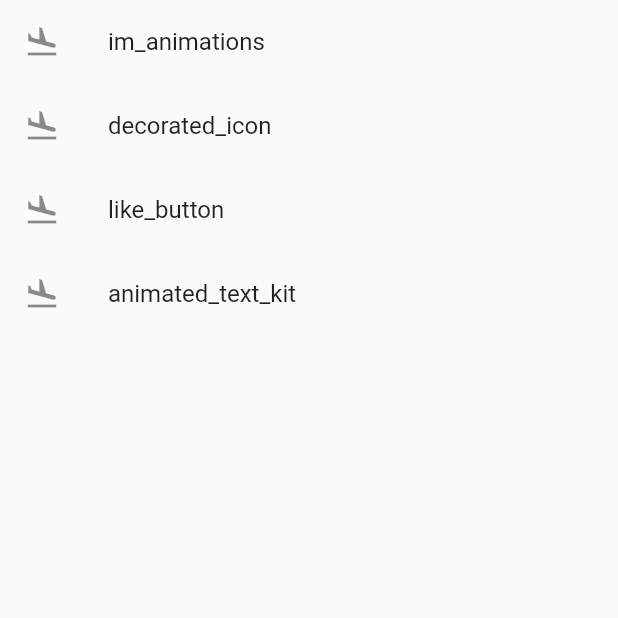
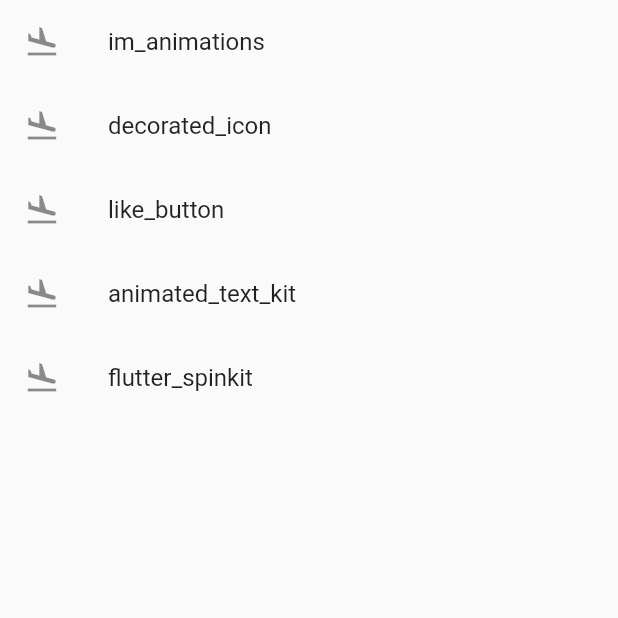
Before and after one commit to linnefromice/flutter_sandbox, a Flutter app: the screen it shows after launch, on a phone screen of 412 x 824 dp, the top half of it. Run offline on Flutter 3.47's test engine with Material 2 defaults, Android fonts, the phone set to English and light mode, and no system bars; our stand-ins replace animated_text_kit, like_button; missing offline and left inert: decorated_icon, im_animations.

Commit message:
update route setting

```diff
--- a/lib/main.dart
+++ b/lib/main.dart
@@ -1,6 +1,7 @@
 import 'package:flutter/material.dart';
 import 'package:linnefromice/views/screens/animated_text_kit_screen.dart';
 import 'package:linnefromice/views/screens/decorated_icon_screen.dart';
+import 'package:linnefromice/views/screens/flutter_spinkit_screen.dart';
 import 'package:linnefromice/views/screens/home_screen.dart';
 import 'package:linnefromice/views/screens/im_animations_screen.dart';
 import 'package:linnefromice/views/screens/like_button_screen.dart';
@@ -25,6 +26,7 @@ class App extends StatelessWidget {
         '/decorated_icon': (context) => DecoratedIconScreen(),
         '/like_button': (context) => LikeButtonScreen(),
         '/animated_text_kit': (context) => AnimatedTextKitScreen(),
+        '/flutter_spinkit': (context) => FlutterSpinkitScreen(),
       },
     );
   }
--- a/lib/views/screens/home_screen.dart
+++ b/lib/views/screens/home_screen.dart
@@ -17,6 +17,10 @@ class HomeScreen extends StatelessWidget {
     {
       "label": "animated_text_kit",
       "pathName": "/animated_text_kit"
+    },
+    {
+      "label": "flutter_spinkit",
+      "pathName": "/flutter_spinkit"
     },
   ];
 
```
